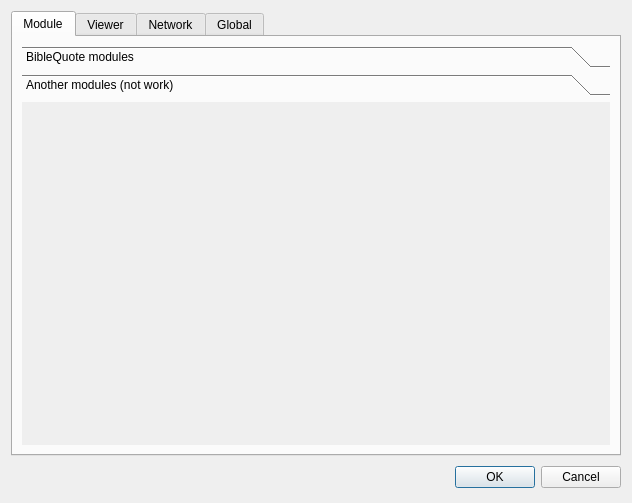
First picture: the form in src/gui/dialogs/settings/settings.ui, repository axsapronov/QSopherim, before the edit.
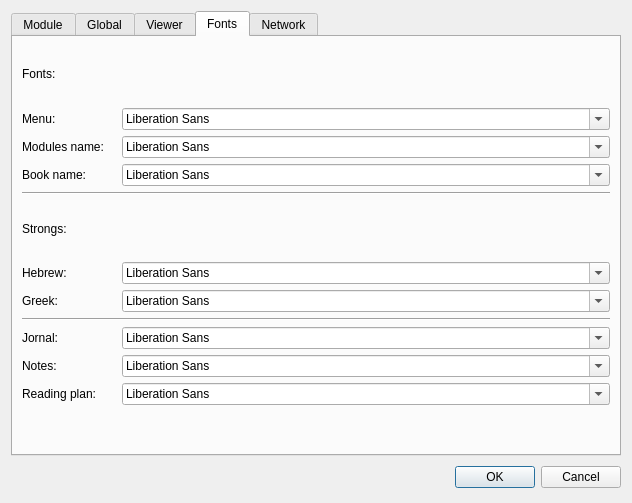
Second picture: the form after the edit. The open tabs and pages were chosen to show the change.

Commit message: [ADD] Add icons (find, manager modules). Update gui settings

Patch:
```diff
--- a/src/gui/dialogs/settings/settings.ui
+++ b/src/gui/dialogs/settings/settings.ui
@@ -14,16 +14,6 @@
    <string>Settings</string>
   </property>
   <layout class="QGridLayout" name="gridLayout">
-   <item row="1" column="1">
-    <widget class="QDialogButtonBox" name="buttonBox">
-     <property name="orientation">
-      <enum>Qt::Horizontal</enum>
-     </property>
-     <property name="standardButtons">
-      <set>QDialogButtonBox::Cancel|QDialogButtonBox::Ok</set>
-     </property>
-    </widget>
-   </item>
    <item row="1" column="0">
     <spacer name="horizontalSpacer">
      <property name="orientation">
@@ -37,6 +27,16 @@
      </property>
     </spacer>
    </item>
+   <item row="1" column="1">
+    <widget class="QDialogButtonBox" name="buttonBox">
+     <property name="orientation">
+      <enum>Qt::Horizontal</enum>
+     </property>
+     <property name="standardButtons">
+      <set>QDialogButtonBox::Cancel|QDialogButtonBox::Ok</set>
+     </property>
+    </widget>
+   </item>
    <item row="0" column="0" colspan="2">
     <widget class="QTabWidget" name="tabWidget">
      <property name="currentIndex">
@@ -148,8 +148,8 @@
            <rect>
             <x>0</x>
             <y>0</y>
-            <width>96</width>
-            <height>26</height>
+            <width>100</width>
+            <height>30</height>
            </rect>
           </property>
           <attribute name="label">
@@ -160,6 +160,56 @@
        </item>
       </layout>
      </widget>
+     <widget class="QWidget" name="tab">
+      <attribute name="title">
+       <string>Global</string>
+      </attribute>
+      <layout class="QFormLayout" name="formLayout_2">
+       <item row="0" column="0">
+        <widget class="QLabel" name="label">
+         <property name="maximumSize">
+          <size>
+           <width>100</width>
+           <height>16777215</height>
+          </size>
+         </property>
+         <property name="text">
+          <string>Language:</string>
+         </property>
+        </widget>
+       </item>
+       <item row="0" column="1">
+        <widget class="QComboBox" name="comBLanguage"/>
+       </item>
+       <item row="1" column="0">
+        <widget class="QLabel" name="label_11">
+         <property name="text">
+          <string>Tray-icon:</string>
+         </property>
+        </widget>
+       </item>
+       <item row="1" column="1">
+        <widget class="QCheckBox" name="chBGuiTray">
+         <property name="text">
+          <string>On/Off</string>
+         </property>
+        </widget>
+       </item>
+       <item row="2" column="1">
+        <spacer name="verticalSpacer">
+         <property name="orientation">
+          <enum>Qt::Vertical</enum>
+         </property>
+         <property name="sizeHint" stdset="0">
+          <size>
+           <width>20</width>
+           <height>40</height>
+          </size>
+         </property>
+        </spacer>
+       </item>
+      </layout>
+     </widget>
      <widget class="QWidget" name="tab_4">
       <attribute name="title">
        <string>Viewer</string>
@@ -284,6 +334,149 @@
        </item>
       </layout>
      </widget>
+     <widget class="QWidget" name="tab_5">
+      <attribute name="title">
+       <string>Fonts</string>
+      </attribute>
+      <layout class="QGridLayout" name="gridLayout_2">
+       <item row="2" column="1">
+        <widget class="QFontComboBox" name="fontComBModulesName"/>
+       </item>
+       <item row="4" column="0" colspan="2">
+        <widget class="Line" name="line">
+         <property name="orientation">
+          <enum>Qt::Horizontal</enum>
+         </property>
+        </widget>
+       </item>
+       <item row="6" column="0">
+        <widget class="QLabel" name="label_17">
+         <property name="text">
+          <string>Hebrew:</string>
+         </property>
+        </widget>
+       </item>
+       <item row="2" column="0">
+        <widget class="QLabel" name="label_13">
+         <property name="whatsThis">
+          <string>&lt;html&gt;&lt;head/&gt;&lt;body&gt;&lt;p&gt;Font for display text&lt;/p&gt;&lt;/body&gt;&lt;/html&gt;</string>
+         </property>
+         <property name="text">
+          <string>Modules name:</string>
+         </property>
+        </widget>
+       </item>
+       <item row="5" column="0">
+        <widget class="QLabel" name="label_15">
+         <property name="whatsThis">
+          <string>&lt;html&gt;&lt;head/&gt;&lt;body&gt;&lt;p&gt;Font for display text&lt;/p&gt;&lt;/body&gt;&lt;/html&gt;</string>
+         </property>
+         <property name="text">
+          <string>Strongs:</string>
+         </property>
+        </widget>
+       </item>
+       <item row="3" column="1">
+        <widget class="QFontComboBox" name="fontComBBookName"/>
+       </item>
+       <item row="10" column="1">
+        <widget class="QFontComboBox" name="fontComBNotes"/>
+       </item>
+       <item row="11" column="0">
+        <widget class="QLabel" name="label_21">
+         <property name="text">
+          <string>Reading plan:</string>
+         </property>
+        </widget>
+       </item>
+       <item row="11" column="1">
+        <widget class="QFontComboBox" name="fontComBReadingPlan"/>
+       </item>
+       <item row="6" column="1">
+        <widget class="QFontComboBox" name="fontComBStrongsHebrew"/>
+       </item>
+       <item row="7" column="0">
+        <widget class="QLabel" name="label_18">
+         <property name="text">
+          <string>Greek:</string>
+         </property>
+        </widget>
+       </item>
+       <item row="7" column="1">
+        <widget class="QFontComboBox" name="fontComBStrongsGreek"/>
+       </item>
+       <item row="1" column="0">
+        <widget class="QLabel" name="label_12">
+         <property name="whatsThis">
+          <string>&lt;html&gt;&lt;head/&gt;&lt;body&gt;&lt;p&gt;Font for display text&lt;/p&gt;&lt;/body&gt;&lt;/html&gt;</string>
+         </property>
+         <property name="text">
+          <string>Menu:</string>
+         </property>
+        </widget>
+       </item>
+       <item row="3" column="0">
+        <widget class="QLabel" name="label_14">
+         <property name="whatsThis">
+          <string>&lt;html&gt;&lt;head/&gt;&lt;body&gt;&lt;p&gt;Font for display text&lt;/p&gt;&lt;/body&gt;&lt;/html&gt;</string>
+         </property>
+         <property name="text">
+          <string>Book name:</string>
+         </property>
+        </widget>
+       </item>
+       <item row="9" column="0">
+        <widget class="QLabel" name="label_19">
+         <property name="text">
+          <string>Jornal:</string>
+         </property>
+        </widget>
+       </item>
+       <item row="8" column="0" colspan="2">
+        <widget class="Line" name="line_2">
+         <property name="orientation">
+          <enum>Qt::Horizontal</enum>
+         </property>
+        </widget>
+       </item>
+       <item row="1" column="1">
+        <widget class="QFontComboBox" name="fontComBMenu"/>
+       </item>
+       <item row="0" column="0">
+        <widget class="QLabel" name="label_16">
+         <property name="text">
+          <string>Fonts:</string>
+         </property>
+        </widget>
+       </item>
+       <item row="9" column="1">
+        <widget class="QFontComboBox" name="fontComBJornal"/>
+       </item>
+       <item row="10" column="0">
+        <widget class="QLabel" name="label_20">
+         <property name="text">
+          <string>Notes:</string>
+         </property>
+        </widget>
+       </item>
+       <item row="12" column="1">
+        <spacer name="verticalSpacer_3">
+         <property name="orientation">
+          <enum>Qt::Vertical</enum>
+         </property>
+         <property name="sizeType">
+          <enum>QSizePolicy::Fixed</enum>
+         </property>
+         <property name="sizeHint" stdset="0">
+          <size>
+           <width>488</width>
+           <height>40</height>
+          </size>
+         </property>
+        </spacer>
+       </item>
+      </layout>
+     </widget>
      <widget class="QWidget" name="tab_2">
       <property name="enabled">
        <bool>false</bool>
@@ -292,56 +485,6 @@
        <string>Network</string>
       </attribute>
      </widget>
-     <widget class="QWidget" name="tab">
-      <attribute name="title">
-       <string>Global</string>
-      </attribute>
-      <layout class="QFormLayout" name="formLayout_2">
-       <item row="0" column="0">
-        <widget class="QLabel" name="label">
-         <property name="maximumSize">
-          <size>
-           <width>100</width>
-           <height>16777215</height>
-          </size>
-         </property>
-         <property name="text">
-          <string>Language:</string>
-         </property>
-        </widget>
-       </item>
-       <item row="0" column="1">
-        <widget class="QComboBox" name="comBLanguage"/>
-       </item>
-       <item row="1" column="0">
-        <widget class="QLabel" name="label_11">
-         <property name="text">
-          <string>Tray-icon:</string>
-         </property>
-        </widget>
-       </item>
-       <item row="1" column="1">
-        <widget class="QCheckBox" name="chBGuiTray">
-         <property name="text">
-          <string>On/Off</string>
-         </property>
-        </widget>
-       </item>
-       <item row="2" column="1">
-        <spacer name="verticalSpacer">
-         <property name="orientation">
-          <enum>Qt::Vertical</enum>
-         </property>
-         <property name="sizeHint" stdset="0">
-          <size>
-           <width>20</width>
-           <height>40</height>
-          </size>
-         </property>
-        </spacer>
-       </item>
-      </layout>
-     </widget>
     </widget>
    </item>
   </layout>
```
Left out of the diff: 8 changed lines with no effect on the pictures. The commit also changes 5 other files.
